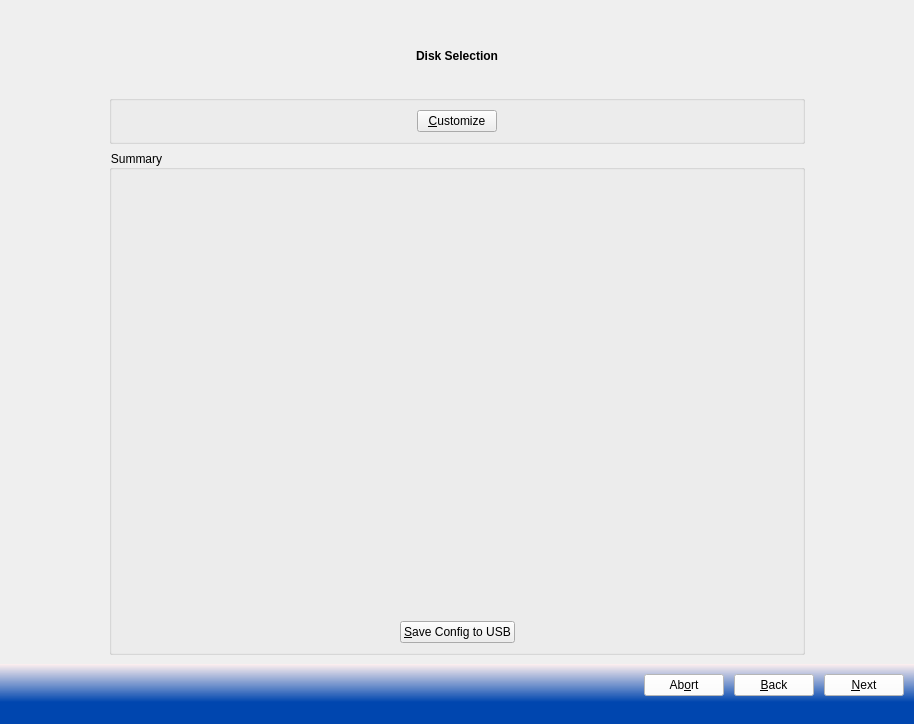
trueos/pcbsd, file src-qt5/pc-installgui/installer.ui: the form before one commit.
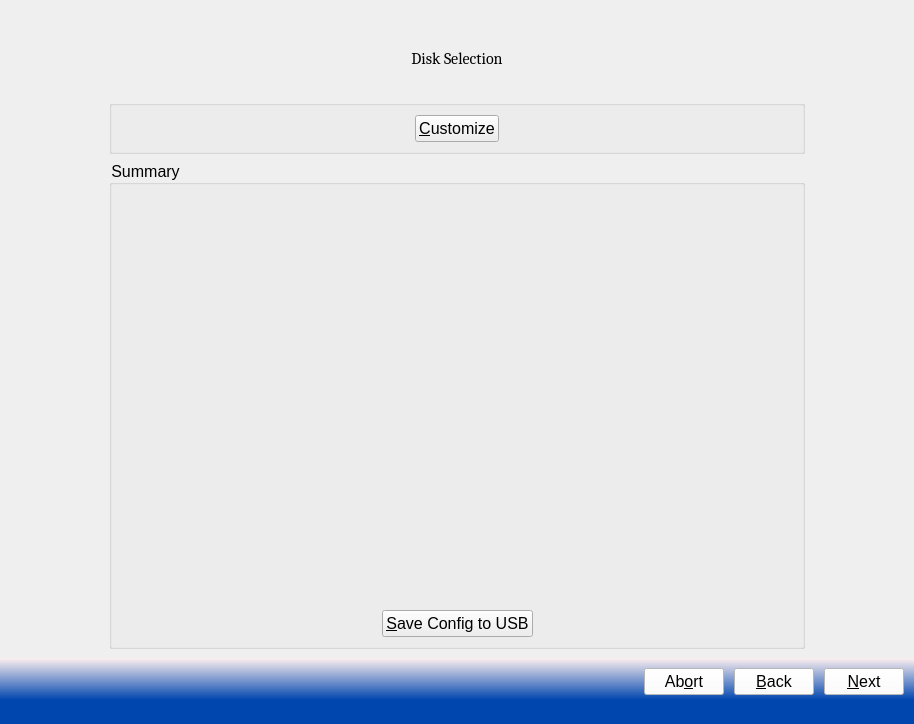
The form after the commit. The open tabs and pages were chosen to show the change. Icons and pictures are not drawn.

Commit message: Change the font in the install to 12-point "Caladea" (with AA)

Diff of the .ui file:
```diff
--- a/src-qt5/pc-installgui/installer.ui
+++ b/src-qt5/pc-installgui/installer.ui
@@ -16,6 +16,12 @@
     <height>600</height>
    </size>
   </property>
+  <property name="font">
+   <font>
+    <family>Caladea</family>
+    <pointsize>12</pointsize>
+   </font>
+  </property>
   <property name="windowTitle">
    <string notr="true">PC-BSD</string>
   </property>
@@ -23,7 +29,10 @@
    <double>1.000000000000000</double>
   </property>
   <property name="styleSheet">
-   <string notr="true"/>
+   <string notr="true">QWidget{
+  font-family: &quot;Caladea&quot;;
+  font-size: 12pt;
+}</string>
   </property>
   <widget class="QWidget" name="centralwidget">
    <property name="styleSheet">
@@ -690,8 +699,8 @@
            <widget class="QLabel" name="label_5">
             <property name="font">
              <font>
-              <weight>75</weight>
-              <bold>true</bold>
+              <family>Caladea</family>
+              <pointsize>12</pointsize>
              </font>
             </property>
             <property name="styleSheet">
```
Left out of the diff: 7 changed lines with no effect on the pictures.
